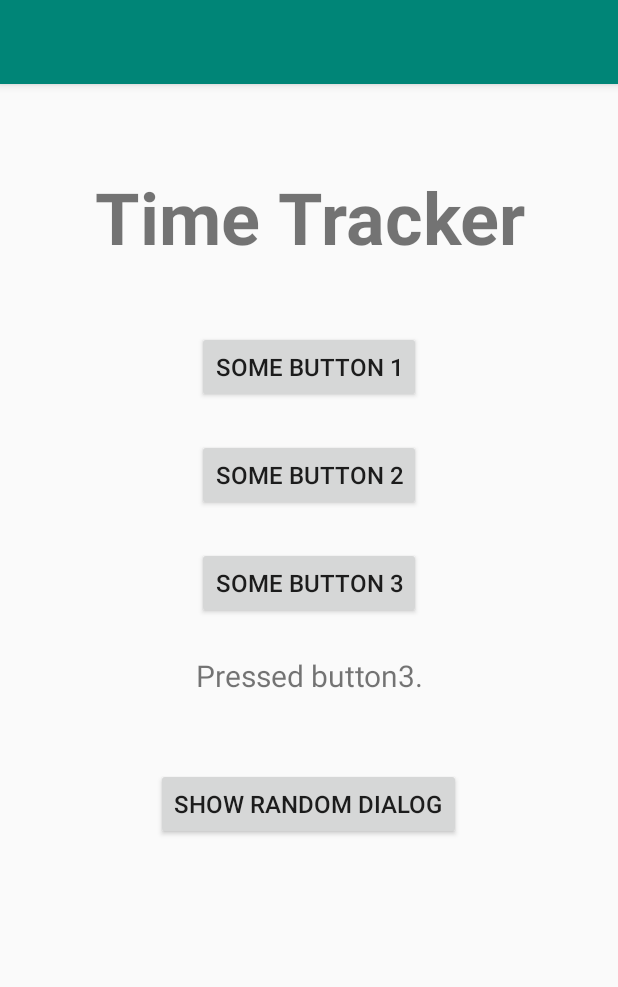
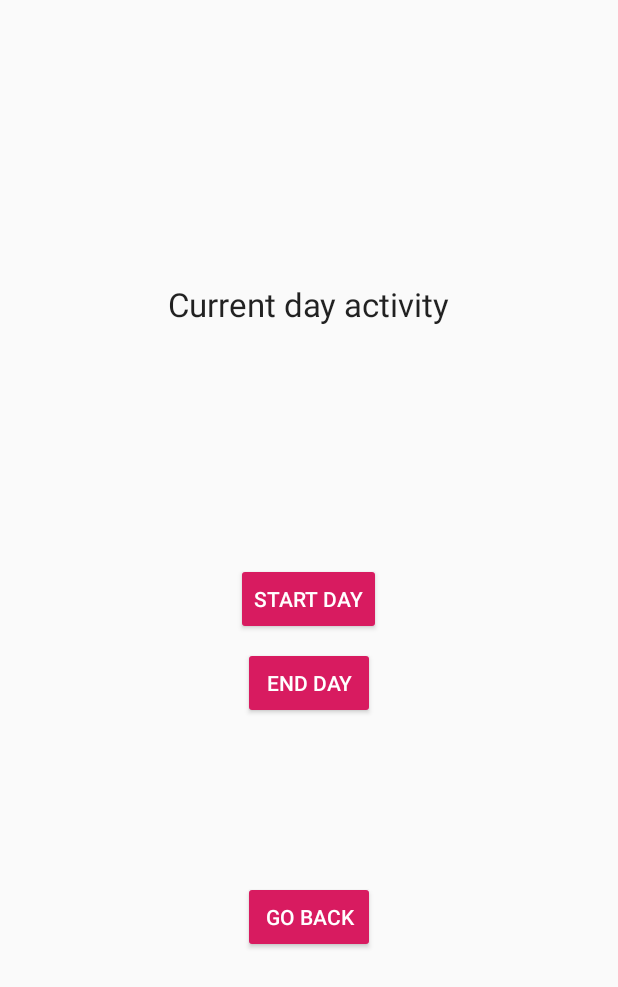
Before and after one commit to P4uL7/TimeTrackingApp, an Android app: the screen it shows after launch (MainActivity before the commit, DayActivity after it), after a tap on "SOME BUTTON 3", on a phone screen of 412 x 824 dp. Shown: the top 987 px of the screen. Run offline under Robolectric (Android 15) with nearby library versions, the phone set to English and light mode, and no system bars; 2 other taps on this screen came first.

Commit message:
Added DayActivity.

```diff
--- a/app/src/main/AndroidManifest.xml
+++ b/app/src/main/AndroidManifest.xml
@@ -9,7 +9,8 @@
         android:roundIcon="@mipmap/ic_launcher_round"
         android:supportsRtl="true"
         android:theme="@style/AppTheme">
-        <activity android:name=".MainActivity">
+        <activity android:name=".DayActivity"></activity>
+        <activity android:name=".LoginActivity">
             <intent-filter>
                 <action android:name="android.intent.action.MAIN" />
 
--- /dev/null
+++ b/app/src/main/java/com/msa/timetracker/DayActivity.java
@@ -0,0 +1,27 @@
+package com.msa.timetracker;
+
+import android.os.Bundle;
+import android.view.View;
+import android.widget.Button;
+
+import androidx.appcompat.app.AppCompatActivity;
+
+public class DayActivity extends AppCompatActivity {
+
+    @Override
+    protected void onCreate(Bundle savedInstanceState) {
+        super.onCreate(savedInstanceState);
+        setContentView(R.layout.activity_day);
+
+        Button mBtGoBack = findViewById(R.id.bt_go_back);
+
+        mBtGoBack.setOnClickListener(new View.OnClickListener() {
+            @Override
+            public void onClick(View view) {
+
+                finish();
+            }
+        });
+
+    }
+}
--- a/app/src/main/java/com/msa/timetracker/MainActivity.java
+++ b/app/src/main/java/com/msa/timetracker/LoginActivity.java
@@ -1,5 +1,6 @@
 package com.msa.timetracker;
 
+import android.content.Intent;
 import android.os.Bundle;
 import android.view.View;
 import android.widget.TextView;
@@ -7,7 +8,7 @@ import android.widget.TextView;
 import androidx.appcompat.app.AppCompatActivity;
 import androidx.fragment.app.FragmentManager;
 
-public class MainActivity extends AppCompatActivity {
+public class LoginActivity extends AppCompatActivity {
 
     @Override
     protected void onCreate(Bundle savedInstanceState) {
@@ -31,6 +32,7 @@ public class MainActivity extends AppCompatActivity {
                 break;
             case R.id.bClick3:
                 tView.setText("Pressed button3.");
+                launchActivity();
                 break;
             case R.id.bRandom:
                 tView.setText("Pressed the random button!");
@@ -44,4 +46,9 @@ public class MainActivity extends AppCompatActivity {
         PopupDialogFragment alertDialog = new PopupDialogFragment(message, getApplicationContext());
         alertDialog.show(fm, "fragment_alert");
     }
+
+    private void launchActivity() {
+        Intent intent = new Intent(this, DayActivity.class);
+        startActivity(intent);
+    }
 }
--- /dev/null
+++ b/app/src/main/res/layout/activity_day.xml
@@ -0,0 +1,55 @@
+<?xml version="1.0" encoding="utf-8"?>
+<RelativeLayout xmlns:android="http://schemas.android.com/apk/res/android"
+    xmlns:tools="http://schemas.android.com/tools"
+    android:id="@+id/activity_second"
+    android:layout_width="match_parent"
+    android:layout_height="match_parent"
+    android:gravity="center"
+    android:paddingLeft="@dimen/activity_horizontal_margin"
+    android:paddingTop="@dimen/activity_vertical_margin"
+    android:paddingRight="@dimen/activity_horizontal_margin"
+    android:paddingBottom="@dimen/activity_vertical_margin"
+    tools:context=".DayActivity">
+
+    <TextView
+        android:id="@+id/tv_message"
+        android:layout_width="wrap_content"
+        android:layout_height="wrap_content"
+        android:layout_centerHorizontal="true"
+        android:layout_marginBottom="150sp"
+        android:text="Current day activity"
+        android:textAppearance="?android:attr/textAppearanceLarge" />
+
+    <Button
+        android:id="@+id/startDay"
+        style="@style/Widget.AppCompat.Button.Colored"
+        android:layout_width="wrap_content"
+        android:layout_height="wrap_content"
+        android:layout_below="@+id/tv_message"
+        android:layout_centerHorizontal="true"
+        android:layout_marginTop="@dimen/activity_vertical_margin"
+        android:text="Start day" />
+
+
+    <Button
+        android:id="@+id/endDay"
+        style="@style/Widget.AppCompat.Button.Colored"
+        android:layout_width="wrap_content"
+        android:layout_height="wrap_content"
+        android:layout_below="@+id/startDay"
+        android:layout_centerHorizontal="true"
+        android:layout_marginTop="@dimen/activity_vertical_margin"
+        android:layout_marginBottom="100sp"
+        android:text="End day" />
+
+
+    <Button
+        android:id="@+id/bt_go_back"
+        style="@style/Widget.AppCompat.Button.Colored"
+        android:layout_width="wrap_content"
+        android:layout_height="wrap_content"
+        android:layout_below="@+id/endDay"
+        android:layout_centerHorizontal="true"
+        android:layout_marginTop="@dimen/activity_vertical_margin"
+        android:text="Go Back" />
+</RelativeLayout>
--- a/app/src/main/res/layout/activity_main.xml
+++ b/app/src/main/res/layout/activity_main.xml
@@ -6,7 +6,7 @@
     android:paddingTop="@dimen/activity_vertical_margin"
     android:paddingRight="@dimen/activity_horizontal_margin"
     android:paddingBottom="@dimen/activity_vertical_margin"
-    tools:context=".MainActivity">
+    tools:context=".LoginActivity">
 
     <TextView
         android:id="@+id/appName"
@@ -29,6 +29,7 @@
 
         <Button
             android:id="@+id/bClick1"
+            style="@style/Widget.AppCompat.Button.Colored"
             android:layout_width="wrap_content"
             android:layout_height="wrap_content"
             android:layout_below="@+id/appName"
@@ -39,6 +40,7 @@
 
         <Button
             android:id="@+id/bClick2"
+            style="@style/Widget.AppCompat.Button.Colored"
             android:layout_width="wrap_content"
             android:layout_height="wrap_content"
             android:layout_below="@+id/appName"
@@ -49,6 +51,7 @@
 
         <Button
             android:id="@+id/bClick3"
+            style="@style/Widget.AppCompat.Button.Colored"
             android:layout_width="wrap_content"
             android:layout_height="wrap_content"
             android:layout_below="@+id/appName"
@@ -70,6 +73,7 @@
 
         <Button
             android:id="@+id/bRandom"
+            style="@style/Widget.AppCompat.Button.Colored"
             android:layout_width="wrap_content"
             android:layout_height="wrap_content"
             android:layout_alignParentBottom="true"
--- a/app/src/main/res/values/dimens.xml
+++ b/app/src/main/res/values/dimens.xml
@@ -1,9 +1,9 @@
 <?xml version="1.0" encoding="utf-8"?>
 <resources>
-    <dimen name="activity_vertical_margin">8dp</dimen>
-    <dimen name="activity_horizontal_margin">24dp</dimen>
-    <dimen name="activity_vertical_margin_big">48dp</dimen>
-    <dimen name="activity_vertical_margin_vbig">64dp</dimen>
+    <dimen name="activity_vertical_margin">8sp</dimen>
+    <dimen name="activity_horizontal_margin">24sp</dimen>
+    <dimen name="activity_vertical_margin_big">48sp</dimen>
+    <dimen name="activity_vertical_margin_vbig">64sp</dimen>
 
     <dimen name="button_font_size">16sp</dimen>
 </resources>
--- a/app/src/main/res/values/styles.xml
+++ b/app/src/main/res/values/styles.xml
@@ -1,7 +1,7 @@
 <resources>
 
     <!-- Base application theme. -->
-    <style name="AppTheme" parent="Theme.AppCompat.Light.DarkActionBar">
+    <style name="AppTheme" parent="Theme.AppCompat.Light.NoActionBar">
         <!-- Customize your theme here. -->
         <item name="colorPrimary">@color/colorPrimary</item>
         <item name="colorPrimaryDark">@color/colorPrimaryDark</item>
```
